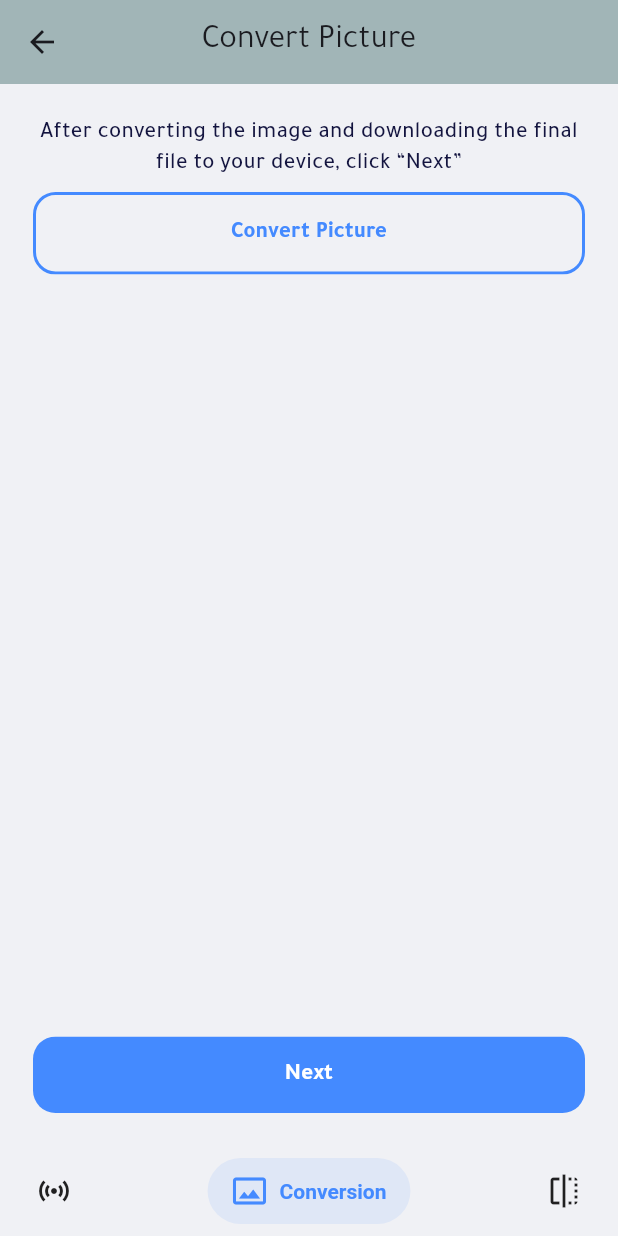
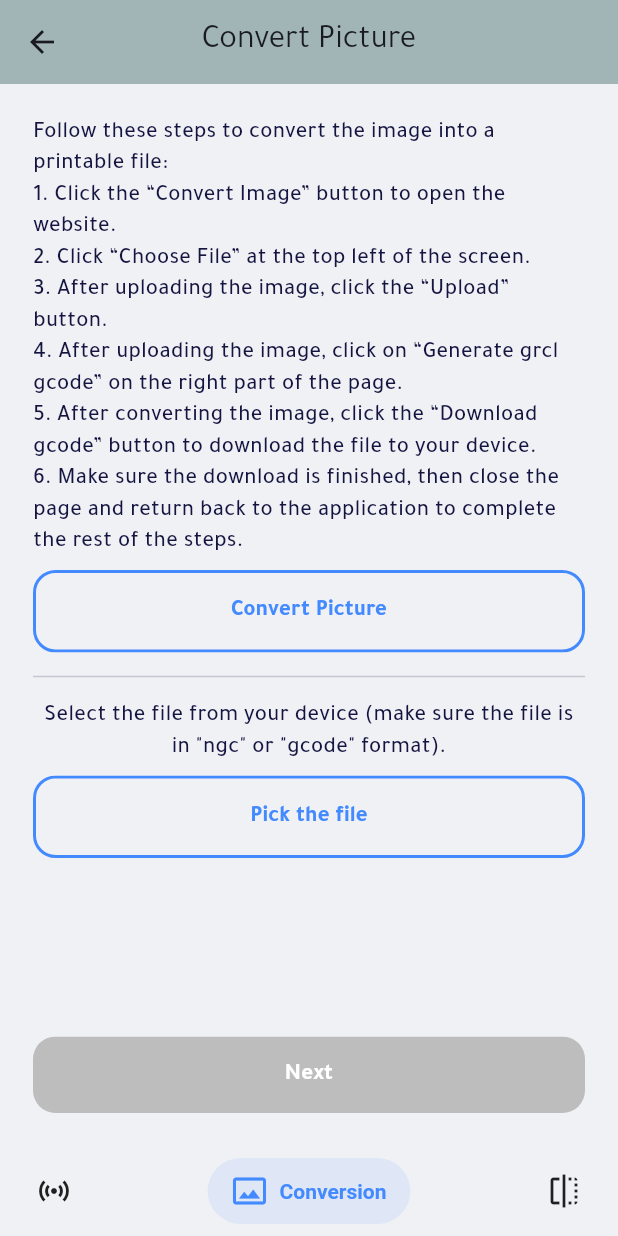
Before and after one commit to MAlazhariy/cnc_laser_machine, a Flutter app: the DashboardScreen screen opened directly, after a tap on "Next", on a phone screen of 412 x 824 dp. Run offline on Flutter 3.47's test engine with Material 3 defaults, Android fonts, the light colour scheme and no system bars; drawn by our look-alikes of salomon_bottom_bar; our stand-ins replace connectivity_plus, dio, easy_localization, file_picker, fluttertoast, get_it and 3 more; accounts and stored records are empty.

Commit message:
finish convert pic step

```diff
--- a/assets/translations/ar.json
+++ b/assets/translations/ar.json
@@ -25,6 +25,12 @@
   "next": "التالي",
   "conversion": "التحويل",
   "convert_picture": "تحويل الصورة",
-  "convert_picture_description": "بعد تحويل الصورة وتحميل الملف النهائي على جهازك، قم بالضغط على \"التالي\"",
-  "print": "طباعة"
+  "convert_picture_description": "اتبع هذه الخطوات لتحويل الصورة إلى ملف قابل للطباعة:\n1. اضغط على زر \"تحويل الصورة\" لفتح الموقع الإلكتروني.\n2. اضغط على \"اختيار ملف\" في أعلى يسار الشاشة.\n3. بعد رفع الصورة اضغط على زر \"Upload\".\n4. بعد رفع الصورة اضغط على \"Generate grcl gcode\" في الجزء الأيمن من الصفحة.\n5. بعد تحويل الصورة اضغط على زر \"Download gcode\" لتحميل الملف على جهازك.\n6. تأكد من انتهاء التحميل ثم أغلق الصفحة وارجع مرة أخرى إلى التطبيق لاستكمال باقي الخطوات.",
+  "print": "طباعة",
+  "laser_engraving": "الحفر بالليزر",
+  "pick_file": "اختر الملف",
+  "pick_file_description": "قم باختيار الملف من جهازك (تأكد أن الملف بصيغة \"ngc\" أو \"gcode\").",
+  "invalid_picked_file": "الملف الذي تم اختياره غير صالح!",
+  "success_picked_file": "تم اختيار الملف بنجاح",
+  "send_engraving_command": "إرسال أمر الحفر"
 }
--- a/assets/translations/en.json
+++ b/assets/translations/en.json
@@ -25,6 +25,12 @@
   "next": "Next",
   "conversion": "Conversion",
   "convert_picture": "Convert Picture",
-  "convert_picture_description": "After converting the image and downloading the final file to your device, click “Next”",
-  "print": "Print"
+  "convert_picture_description": "Follow these steps to convert the image into a printable file:\n1. Click the “Convert Image” button to open the website.\n2. Click “Choose File” at the top left of the screen.\n3. After uploading the image, click the “Upload” button.\n4. After uploading the image, click on “Generate grcl gcode” on the right part of the page.\n5. After converting the image, click the “Download gcode” button to download the file to your device.\n6. Make sure the download is finished, then close the page and return back to the application to complete the rest of the steps.",
+  "print": "Print",
+  "laser_engraving": "Laser engraving",
+  "pick_file": "Pick the file",
+  "pick_file_description": "Select the file from your device (make sure the file is in \"ngc\" or \"gcode\" format).",
+  "invalid_picked_file": "Invalid picked file!",
+  "success_picked_file": "File picked successfully",
+  "send_engraving_command": "Submit engraving command"
 }
--- /dev/null
+++ b/lib/data/repository/laser_repo.dart
@@ -0,0 +1,9 @@
+import 'package:elaser/data/data_source/remote/dio/dio_client.dart';
+
+class LaserRepo {
+  final DioClient dioClient;
+
+  LaserRepo(this.dioClient);
+
+
+}
--- a/lib/data/repository/splash_repo.dart
+++ b/lib/data/repository/splash_repo.dart
@@ -11,10 +11,6 @@ class SplashRepo {
 
   final SharedPreferences sharedPreferences;
   final DioClient dioClient;
-
-  bool isFirstOpen() {
-    return sharedPreferences.getBool(AppConstants.FIRST_OPEN) ?? true;
-  }
 
   String? getIpAddress (){
     return sharedPreferences.getString(AppConstants.IP_ADDRESS);
--- a/lib/main.dart
+++ b/lib/main.dart
@@ -1,6 +1,7 @@
 
 import 'package:connection_wrapper/connection_wrapper.dart';
 import 'package:elaser/provider/dashboard_provider.dart';
+import 'package:elaser/provider/laser_provider.dart';
 import 'package:elaser/provider/splash_provider.dart';
 import 'package:elaser/utils/languages.dart';
 import 'package:easy_localization/easy_localization.dart';
@@ -23,6 +24,7 @@ Future<void> main() async {
       providers: [
         ChangeNotifierProvider(create: (context) => Di.sl<SplashProvider>()),
         ChangeNotifierProvider(create: (context) => Di.sl<DashboardProvider>()),
+        ChangeNotifierProvider(create: (context) => Di.sl<LaserProvider>()),
       ],
       child: EasyLocalization(
         supportedLocales: Language.locales,
--- /dev/null
+++ b/lib/provider/laser_provider.dart
@@ -0,0 +1,46 @@
+import 'package:elaser/data/repository/laser_repo.dart';
+import 'package:file_picker/file_picker.dart';
+import 'package:flutter/foundation.dart';
+
+class LaserProvider extends ChangeNotifier {
+  final LaserRepo laserRepo;
+
+  LaserProvider(this.laserRepo);
+
+  FilePickerResult? _filePickerResult;
+  bool _validFile = false;
+  final _validExtensions = ['ngc', 'gcode'];
+
+  FilePickerResult? get filePickerResult => _filePickerResult;
+
+  bool get isFileValid => _validFile;
+
+  Future<void> pickFile() async {
+    _validFile = false;
+    notifyListeners();
+
+    _filePickerResult = await FilePicker.platform.pickFiles(
+      allowMultiple: false,
+      type: FileType.any,
+      // allowedExtensions: [
+      //   'ngc',
+      //   'gcode',
+      // ],
+      dialogTitle: 'Pick G-Code file',
+    );
+
+    _validFile = _checkFileValidation();
+    notifyListeners();
+  }
+
+  bool _checkFileValidation() {
+    if (_filePickerResult?.files.isNotEmpty != true) {
+      return false;
+    }
+
+    debugPrint('file extension: ${_filePickerResult!.files.first.extension}');
+    return _validExtensions.any((ex) => _filePickerResult!.files.first.extension?.toLowerCase().endsWith(ex) == true);
+  }
+
+
+}
--- a/lib/utils/constants.dart
+++ b/lib/utils/constants.dart
@@ -14,7 +14,6 @@ class AppConstants {
   // shared preferences keys
   static const String IP_ADDRESS = "ip_address";
   static const String PORT = "port";
-  static const String FIRST_OPEN = 'first_open';
 
   // Strings
 }
--- a/lib/utils/di_container.dart
+++ b/lib/utils/di_container.dart
@@ -1,7 +1,9 @@
 import 'dart:async';
 
+import 'package:elaser/data/repository/laser_repo.dart';
 import 'package:elaser/data/repository/splash_repo.dart';
 import 'package:elaser/provider/dashboard_provider.dart';
+import 'package:elaser/provider/laser_provider.dart';
 import 'package:elaser/provider/splash_provider.dart';
 import 'package:dio/dio.dart';
 import 'package:get_it/get_it.dart';
@@ -21,10 +23,12 @@ class Di {
 
     // Repositories
     sl.registerLazySingleton(() => SplashRepo(sharedPreferences: sl(), dioClient: sl()));
+    sl.registerLazySingleton(() => LaserRepo(sl()));
 
     // Providers
     sl.registerFactory(() => SplashProvider(splashRepo: sl()));
     sl.registerFactory(() => DashboardProvider());
+    sl.registerFactory(() => LaserProvider(sl()));
 
     // External
     final sharedPreferences = await SharedPreferences.getInstance();
--- a/lib/view/screens/check_config_screen.dart
+++ b/lib/view/screens/check_config_screen.dart
@@ -1,6 +1,7 @@
 import 'package:easy_localization/easy_localization.dart';
 import 'package:elaser/helper/navigation/push.dart';
 import 'package:elaser/provider/dashboard_provider.dart';
+import 'package:elaser/provider/splash_provider.dart';
 import 'package:elaser/utils/resources/app_text_styles.dart';
 import 'package:elaser/view/base/main_button.dart';
 import 'package:elaser/view/screens/connection_settings_screen.dart';
@@ -30,9 +31,26 @@ class _CheckConfigScreenState extends State<CheckConfigScreen> {
               Text(
                 'check_settings_description'.tr(),
                 style: kMediumFontStyle,
-                textAlign: TextAlign.center,
+              ),
+              const SizedBox(height: 12),
+              const Divider(),
+              const SizedBox(height: 12),
+              Text(
+                'IP Address: ${Provider.of<SplashProvider>(context, listen: false).ipAddress ?? '?'}\n'
+                'Port: ${Provider.of<SplashProvider>(context, listen: false).port ?? '?'}',
+                style: kMediumFontStyle,
+                textAlign: TextAlign.left,
               ),
               const SizedBox(height: 22),
+              /*MainButton(
+                // todo: handle wifi connect
+                title: 'connect_wifi'.tr(),
+                outlined: true,
+                onPressed: () {
+                  // pushTo(context, const ConnectionSettingsScreen());
+                },
+              ),*/
+              const SizedBox(height: 12),
               MainButton(
                 title: 'connection_settings'.tr(),
                 outlined: true,
--- a/lib/view/screens/convert_pic.dart
+++ b/lib/view/screens/convert_pic.dart
@@ -1,12 +1,15 @@
 import 'package:easy_localization/easy_localization.dart';
 import 'package:elaser/provider/dashboard_provider.dart';
+import 'package:elaser/provider/laser_provider.dart';
 import 'package:elaser/utils/constants.dart';
 import 'package:elaser/utils/resources/app_text_styles.dart';
+import 'package:elaser/utils/resources/color_manager.dart';
+import 'package:elaser/view/base/custom_dialog.dart';
 import 'package:elaser/view/base/main_button.dart';
-import 'package:elaser/view/base/webview_screen.dart';
+import 'package:file_picker/file_picker.dart';
 import 'package:flutter/material.dart';
+import 'package:fluttertoast/fluttertoast.dart';
 import 'package:provider/provider.dart';
-import 'package:url_launcher/url_launcher.dart';
 import 'package:url_launcher/url_launcher_string.dart';
 
 class ConvertPicWebViewScreen extends StatefulWidget {
@@ -17,6 +20,8 @@ class ConvertPicWebViewScreen extends StatefulWidget {
 }
 
 class _ConvertPicWebViewScreenState extends State<ConvertPicWebViewScreen> {
+  FilePickerResult? filePickerResult;
+
   @override
   Widget build(BuildContext context) {
     return Scaffold(
@@ -27,12 +32,15 @@ class _ConvertPicWebViewScreenState extends State<ConvertPicWebViewScreen> {
         child: Padding(
           padding: const EdgeInsets.all(22),
           child: Column(
+            children: [
+              Expanded(
+                child: SingleChildScrollView(
+                  child: Column(
                     crossAxisAlignment: CrossAxisAlignment.center,
                     children: [
                       Text(
                         'convert_picture_description'.tr(),
                         style: kMediumFontStyle,
-                textAlign: TextAlign.center,
                       ),
                       const SizedBox(height: 8),
                       MainButton(
@@ -46,12 +54,55 @@ class _ConvertPicWebViewScreenState extends State<ConvertPicWebViewScreen> {
                         },
                       ),
                       const SizedBox(height: 8),
-              const Spacer(),
+                      const Divider(),
+                      const SizedBox(height: 8),
+                      Text(
+                        'pick_file_description'.tr(),
+                        style: kMediumFontStyle,
+                        textAlign: TextAlign.center,
+                      ),
+                      const SizedBox(height: 8),
+                      MainButton(
+                        title: 'pick_file'.tr(),
+                        outlined: true,
+                        onPressed: () async {
+                          await Provider.of<LaserProvider>(context, listen: false).pickFile();
+                          if(!mounted) return;
+                          if(!Provider.of<LaserProvider>(context, listen: false).isFileValid){
+                            showCustomDialog(
+                              context: context,
+                              title: 'invalid_picked_file'.tr(),
+                              description: 'pick_file_description'.tr(),
+                              backgroundColor: kWrongAnswerColor,
+                            );
+                          } else {
+                            Fluttertoast.showToast(
+                              msg: 'success_picked_file'.tr(),
+                              backgroundColor: kSuccessColor,
+                            );
+                          }
+                        },
+                      ),
+                      const SizedBox(height: 8),
+                    ],
+                  ),
+                ),
+              ),
               MainButton(
                 title: 'next'.tr(),
-                onPressed: () {
+                onPressed: Provider.of<LaserProvider>(context, listen: true).isFileValid
+                    ? () {
+                        if (Provider.of<LaserProvider>(context, listen: false).isFileValid) {
                           Provider.of<DashboardProvider>(context, listen: false).goToNextIndex();
-                },
+                        } else {
+                          Fluttertoast.showToast(
+                            msg: 'invalid_picked_file'.tr(),
+                            backgroundColor: kWrongAnswerColor,
+                            toastLength: Toast.LENGTH_LONG,
+                          );
+                        }
+                      }
+                    : null,
               ),
             ],
           ),
--- a/pubspec.yaml
+++ b/pubspec.yaml
@@ -21,6 +21,7 @@ dependencies:
     path: my_packages/conncection_wrapper
   webview_flutter: ^4.4.3
   fluttertoast: ^8.2.4
+  file_picker: ^6.1.1
 
 
 dev_dependencies:
```
Also changed, not shown: lib/view/base/custom_dialog.dart (added, +144 -0 lines), lib/view/screens/laser_engraving.dart (renamed from lib/view/screens/print_result.dart, +15 -18 lines), pubspec.lock. Lines whose indentation alone changed are shown as unchanged.
